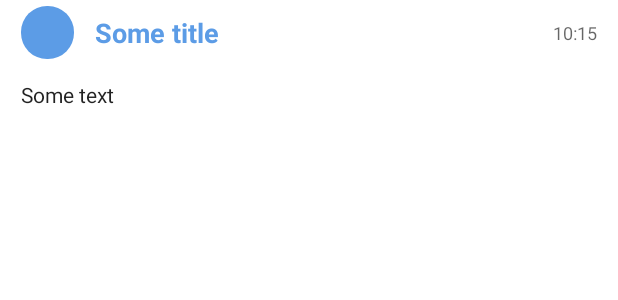
After one commit to melod1n/VKMessenger, an Android app: the layout item_message_channel.xml on its own in the app's theme, with its tools: preview values and no code run, on a phone screen of 412 x 824 dp. The commit adds this screen. Shown: the top 300 px of the screen. Run offline under Robolectric (Android 15) with nearby library versions, the phone set to English and light mode, and no system bars; network calls fail.

Commit message:
Временно новый вид каналов

```diff
--- a/app/src/main/java/ru/melod1n/vk/api/model/VKUser.kt
+++ b/app/src/main/java/ru/melod1n/vk/api/model/VKUser.kt
@@ -77,7 +77,9 @@ open class VKUser : VKModel, Serializable {
 
     companion object {
         private const val serialVersionUID = 1L
+
         const val DEFAULT_FIELDS = "photo_50,photo_100,photo_200,status,screen_name,online,online_mobile,last_seen,verified,sex"
+
         val EMPTY: VKUser = object : VKUser() {
             override fun toString(): String {
                 return "Unknown Unknown"
--- a/app/src/main/java/ru/melod1n/vk/api/util/VKUtil.kt
+++ b/app/src/main/java/ru/melod1n/vk/api/util/VKUtil.kt
@@ -142,6 +142,7 @@ object VKUtil {
 
             if (user == null) {
                 TaskManager.loadUser(id)
+                return VKUser.EMPTY
             }
 
             user
@@ -154,6 +155,7 @@ object VKUtil {
 
             if (group == null) {
                 TaskManager.loadGroup(abs(id))
+                return VKGroup.EMPTY
             }
 
             group
--- a/app/src/main/java/ru/melod1n/vk/database/DatabaseHelper.kt
+++ b/app/src/main/java/ru/melod1n/vk/database/DatabaseHelper.kt
@@ -39,10 +39,12 @@ class DatabaseHelper private constructor(context: Context?) : SQLiteOpenHelper(c
     companion object {
 
         private const val DB_NAME = "cache.db"
-        private const val DB_VERSION = 32
+        private const val DB_VERSION = 33
 
         const val TYPE = "type"
+
         const val PEER_ID = "peer_id"
+
         const val PHOTO_50 = "photo_50"
         const val PHOTO_100 = "photo_100"
         const val PHOTO_200 = "photo_200"
@@ -65,7 +67,6 @@ class DatabaseHelper private constructor(context: Context?) : SQLiteOpenHelper(c
         const val REPLY_MESSAGE_ID = "reply_message_id"
         const val ACTION = "_action"
 
-        const val CONVERSATION_ID = "conversation_id"
         const val IN_READ = "in_read"
         const val OUT_READ = "out_read"
         const val UNREAD_COUNT = "unread_count"
@@ -98,6 +99,7 @@ class DatabaseHelper private constructor(context: Context?) : SQLiteOpenHelper(c
         const val GROUP_ID = "group_id"
         const val NAME = "name"
         const val IS_CLOSED = "is_closed"
+
         const val TABLE_CONVERSATIONS = "conversations"
         const val TABLE_MESSAGES = "messages"
         const val TABLE_USERS = "users"
--- a/app/src/main/java/ru/melod1n/vk/fragment/FragmentFriends.kt
+++ b/app/src/main/java/ru/melod1n/vk/fragment/FragmentFriends.kt
@@ -56,13 +56,13 @@ class FragmentFriends : BaseFragment(), BaseContract.View<VKUser>, SwipeRefreshL
 
 
     override fun onViewCreated(view: View, savedInstanceState: Bundle?) {
-        presenter = FriendsPresenter(this)
-
         prepareRefreshLayout()
         prepareRecyclerView()
 
         prepareNoInternetView()
         prepareListeners()
+
+        presenter = FriendsPresenter(this)
 
         loadCachedData()
 
--- a/app/src/main/java/ru/melod1n/vk/mvp/presenter/ConversationsPresenter.kt
+++ b/app/src/main/java/ru/melod1n/vk/mvp/presenter/ConversationsPresenter.kt
@@ -11,6 +11,7 @@ import ru.melod1n.vk.util.ArrayUtil
 class ConversationsPresenter(private val view: BaseContract.View<VKConversation>) : BaseContract.Presenter<VKConversation> {
 
     private val repository: BaseContract.Repository<VKConversation>
+
     private var loadedValues: ArrayList<VKConversation>? = null
     private var cachedValues: ArrayList<VKConversation>? = null
 
@@ -23,6 +24,7 @@ class ConversationsPresenter(private val view: BaseContract.View<VKConversation>
 
     override fun requestCachedValues(id: Int, offset: Int, count: Int) {
         readyForLoading()
+
         cachedValues = repository.loadCachedValues(0, offset, count)
 
         valuesLoaded(offset, cachedValues!!, true)
@@ -51,11 +53,13 @@ class ConversationsPresenter(private val view: BaseContract.View<VKConversation>
         view.showProgressBar(false)
         view.showNoItemsView(false)
         view.showRefreshLayout(false)
+
         if (e is VKException) {
             view.showErrorView(e.toString(), e.message)
         } else {
             view.showErrorView(e.toString(), Log.getStackTraceString(e))
         }
+
         Log.d(TAG, "onValuesErrorLoading: " + e.toString() + ": " + Log.getStackTraceString(e))
     }
 
--- a/app/src/main/res/drawable/ic_message_bubble_in_simple.xml
+++ b/app/src/main/res/drawable/ic_message_bubble_in_simple.xml
@@ -2,7 +2,7 @@
 <shape xmlns:android="http://schemas.android.com/apk/res/android"
     android:shape="rectangle">
 
-    <solid android:color="#5C9CE6" />
+    <solid android:color="?colorAccent" />
 
     <corners android:radius="28dp" />
 
--- /dev/null
+++ b/app/src/main/res/layout/item_message_channel.xml
@@ -0,0 +1,80 @@
+<?xml version="1.0" encoding="utf-8"?>
+<LinearLayout xmlns:android="http://schemas.android.com/apk/res/android"
+    xmlns:tools="http://schemas.android.com/tools"
+    android:id="@+id/messageRoot"
+    android:layout_width="match_parent"
+    android:layout_height="wrap_content"
+    android:gravity="start"
+    android:orientation="vertical">
+
+
+    <ru.melod1n.vk.widget.BoundedLinearLayout
+        android:id="@+id/messageBubble"
+        android:layout_width="0dp"
+        android:layout_height="0dp"
+        android:orientation="vertical"
+        android:visibility="gone" />
+
+    <RelativeLayout
+        android:layout_width="match_parent"
+        android:layout_height="wrap_content"
+        android:layout_marginTop="4dp">
+
+        <ru.melod1n.vk.widget.CircleImageView
+            android:id="@+id/messageAvatar"
+            android:layout_width="35dp"
+            android:layout_height="35dp"
+            android:layout_alignParentStart="true"
+            android:layout_marginStart="14dp"
+            android:layout_marginEnd="14dp"
+            tools:src="?colorAccent" />
+
+        <TextView
+            android:id="@+id/channelTitle"
+            android:layout_width="wrap_content"
+            android:layout_height="wrap_content"
+            android:layout_centerVertical="true"
+            android:layout_marginEnd="14dp"
+            android:layout_toStartOf="@+id/messageDate"
+            android:layout_toEndOf="@+id/messageAvatar"
+            android:singleLine="true"
+            android:textColor="?colorAccent"
+            android:textSize="18sp"
+            android:textStyle="bold"
+            tools:text="Some title" />
+
+        <TextView
+            android:id="@+id/messageDate"
+            android:layout_width="wrap_content"
+            android:layout_height="wrap_content"
+            android:layout_alignParentEnd="true"
+            android:layout_centerVertical="true"
+            android:layout_marginStart="14dp"
+            android:layout_marginEnd="14dp"
+            android:textColor="?android:textColorSecondary"
+            android:textSize="12sp"
+            tools:ignore="SmallSp"
+            tools:text="10:15"
+            tools:visibility="visible" />
+
+    </RelativeLayout>
+
+    <TextView
+        android:id="@+id/messageText"
+        android:layout_width="match_parent"
+        android:layout_height="wrap_content"
+        android:layout_marginTop="4dp"
+        android:layout_marginBottom="4dp"
+        android:autoLink="all"
+        android:gravity="start|center"
+        android:linksClickable="true"
+        android:paddingStart="14dp"
+        android:paddingTop="10dp"
+        android:paddingEnd="14dp"
+        android:paddingBottom="10dp"
+        android:textColor="?android:textColorPrimary"
+        android:textColorLink="?colorAccent"
+        tools:text="Some text" />
+
+
+</LinearLayout>
--- a/app/src/main/res/layout/item_message_normal_in.xml
+++ b/app/src/main/res/layout/item_message_normal_in.xml
@@ -40,6 +40,7 @@
             android:paddingTop="10dp"
             android:paddingEnd="14dp"
             android:paddingBottom="10dp"
+            android:textColorLink="@android:color/white"
             android:textColor="@android:color/white"
             app:fixWrap="true"
             tools:text="Some text" />
--- a/app/src/main/res/layout/item_message_normal_out.xml
+++ b/app/src/main/res/layout/item_message_normal_out.xml
@@ -57,6 +57,7 @@
             android:paddingEnd="14dp"
             android:paddingBottom="10dp"
             android:textColor="?android:textColorPrimary"
+            android:textColorLink="?colorAccent"
             app:fixWrap="true"
             tools:text="Some text" />
 
--- a/app/src/main/res/values/themes.xml
+++ b/app/src/main/res/values/themes.xml
@@ -6,13 +6,14 @@
         <item name="colorPrimaryDark">@color/primaryDark</item>
         <item name="colorAccent">@color/accent</item>
         <item name="toolbarStyle">@style/AppTheme.Toolbar</item>
-        <item name="android:windowLightStatusBar" tools:targetApi="m">true</item>
+        <item name="android:windowLightStatusBar">true</item>
         <item name="preferenceTheme">@style/PreferenceThemeOverlay</item>
 
         <item name="android:windowAnimationStyle">@style/AppTheme.ActivityAnimation</item>
 
         <item name="android:windowLightNavigationBar" tools:targetApi="o_mr1">true</item>
-        <item name="android:navigationBarDividerColor" tools:targetApi="o_mr1">#DBDBDB</item>
+        <item name="android:navigationBarDividerColor" tools:targetApi="o_mr1">@android:color/transparent</item>
+
         <item name="android:navigationBarColor">@color/navigationBar</item>
     </style>
 
```
Also changed, not shown: app/src/main/java/ru/melod1n/vk/activity/MessagesActivity.kt (+16 -38 lines), app/src/main/java/ru/melod1n/vk/adapter/ConversationAdapter.kt (+16 -13 lines), app/src/main/java/ru/melod1n/vk/adapter/MessageAdapter.kt (+33 -10 lines), app/src/main/java/ru/melod1n/vk/api/model/VKGroup.kt (+12 -1 lines), app/src/main/java/ru/melod1n/vk/current/BaseActivity.kt (+10 -1 lines), app/src/main/java/ru/melod1n/vk/database/CacheStorage.kt (+5 -4 lines), app/src/main/java/ru/melod1n/vk/fragment/FragmentConversations.kt (+20 -86 lines), app/src/main/res/layout/activity_messages.xml (+2 -19 lines).
